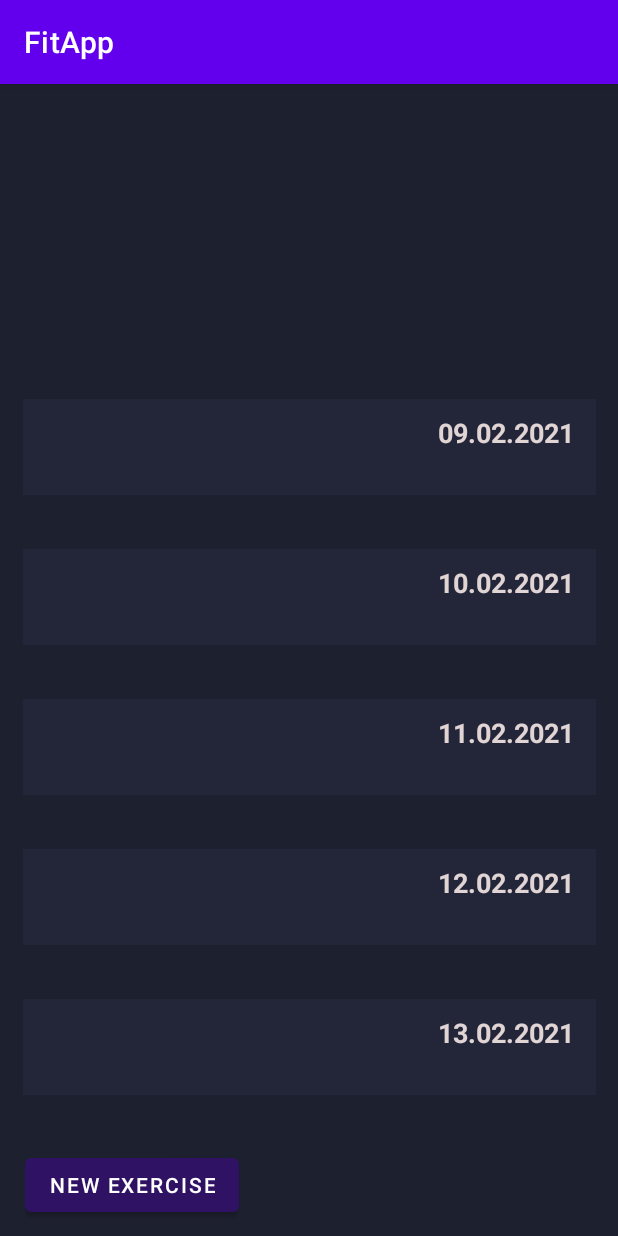
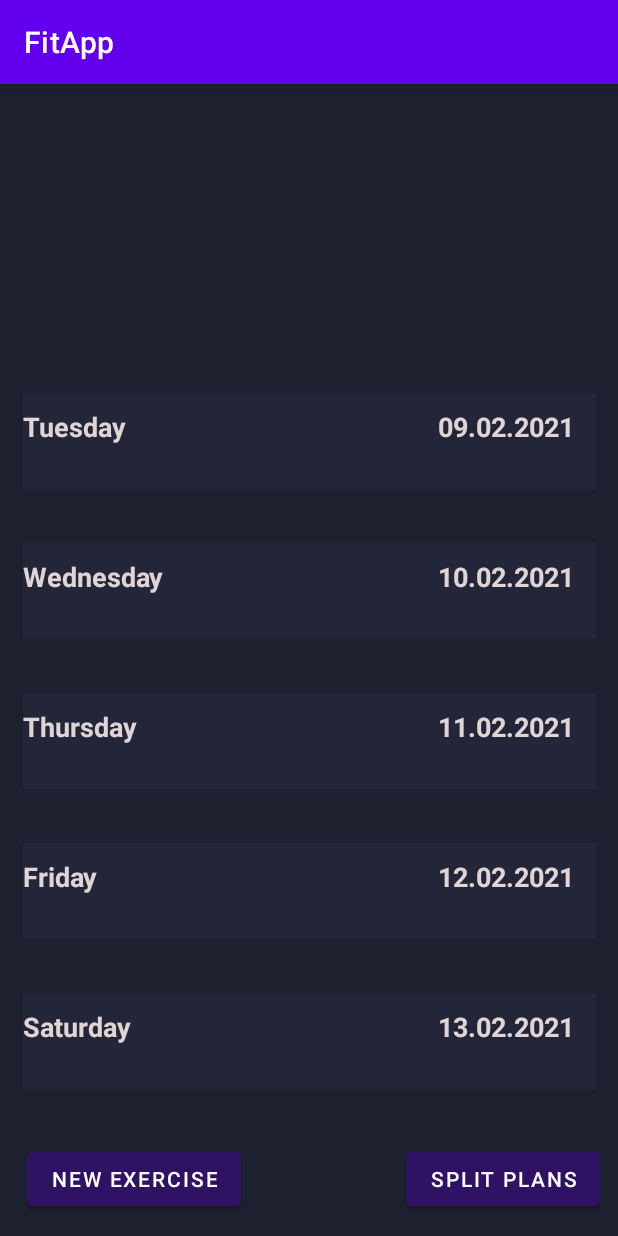
Before and after one commit to Lufthanse/FitApp, an Android app: the screen it shows after launch (MainActivity), on a phone screen of 412 x 824 dp. Run offline under Robolectric (Android 15) with nearby library versions, the phone set to English and light mode, and no system bars.

Commit message:
09.02.2021 23:10
Add Day of week and start with Recycler View

```diff
--- a/app/src/main/AndroidManifest.xml
+++ b/app/src/main/AndroidManifest.xml
@@ -9,7 +9,8 @@
         android:roundIcon="@mipmap/ic_launcher_round"
         android:supportsRtl="true"
         android:theme="@style/Theme.FitApp">
-        <activity android:name=".NewExercise"></activity>
+        <activity android:name=".SplitPlans"></activity>
+        <activity android:name=".NewExercise" />
         <activity android:name=".MainActivity">
             <intent-filter>
                 <action android:name="android.intent.action.MAIN" />
--- a/app/src/main/java/com/example/fitapp/MainActivity.java
+++ b/app/src/main/java/com/example/fitapp/MainActivity.java
@@ -20,7 +20,9 @@ public class MainActivity extends AppCompatActivity {
     protected Vector<Exercise> exercises = new Vector<Exercise>();
     protected static final String EXERCISES = "com.example.fitapp.EXERCISES";
     protected EditText dateToday, dateToday2, dateToday3, dateToday4, dateToday5;
+    protected EditText dofw, dofw2, dofw3, dofw4, dofw5;
     protected String dateText;
+    protected String dayText;
     protected int td_Year, td_Month, td_Day;
     protected String td_Year_str, td_Month_str, td_Day_str;
 
@@ -41,6 +43,17 @@ public class MainActivity extends AppCompatActivity {
         dateToday4.setBackgroundResource(android.R.color.transparent);
         dateToday5 = (EditText) findViewById(R.id.INP_DateToday5);
         dateToday5.setBackgroundResource(android.R.color.transparent);
+
+        dofw = (EditText) findViewById(R.id.INP_DayOW);
+        dofw.setBackgroundResource(android.R.color.transparent);
+        dofw2 = (EditText) findViewById(R.id.INP_DayOW2);
+        dofw2.setBackgroundResource(android.R.color.transparent);
+        dofw3 = (EditText) findViewById(R.id.INP_DayOW3);
+        dofw3.setBackgroundResource(android.R.color.transparent);
+        dofw4 = (EditText) findViewById(R.id.INP_DayOW4);
+        dofw4.setBackgroundResource(android.R.color.transparent);
+        dofw5 = (EditText) findViewById(R.id.INP_DayOW5);
+        dofw5.setBackgroundResource(android.R.color.transparent);
 
         // Get calendar for date
         Calendar calendar = Calendar.getInstance();
@@ -73,24 +86,56 @@ public class MainActivity extends AppCompatActivity {
             // Create text of EditTexts
             dateText = " " +td_Day_str + "." + td_Month_str + "." + td_Year_str;
 
+            td_Day = calendar.get(Calendar.DAY_OF_WEEK);
+
+            switch (td_Day){
+                case 1:
+                    dayText = "Sunday";
+                    break;
+                case 2:
+                    dayText = "Monday";
+                    break;
+                case 3:
+                    dayText = "Tuesday";
+                    break;
+                case 4:
+                    dayText = "Wednesday";
+                    break;
+                case 5:
+                    dayText = "Thursday";
+                    break;
+                case 6:
+                    dayText = "Friday";
+                    break;
+                case 7:
+                    dayText = "Saturday";
+                    break;
+            }
+
             // Switch on which Grid
             switch (i){
                 case 0:
                     dateToday.setText(dateText, TextView.BufferType.EDITABLE);
+                    dofw.setText(dayText, TextView.BufferType.EDITABLE);
                     break;
                 case 1:
                     dateToday2.setText(dateText, TextView.BufferType.EDITABLE);
+                    dofw2.setText(dayText, TextView.BufferType.EDITABLE);
                     break;
                 case 2:
                     dateToday3.setText(dateText, TextView.BufferType.EDITABLE);
+                    dofw3.setText(dayText, TextView.BufferType.EDITABLE);
                     break;
                 case 3:
                     dateToday4.setText(dateText, TextView.BufferType.EDITABLE);
+                    dofw4.setText(dayText, TextView.BufferType.EDITABLE);
                     break;
                 case 4:
                     dateToday5.setText(dateText, TextView.BufferType.EDITABLE);
+                    dofw5.setText(dayText, TextView.BufferType.EDITABLE);
                     break;
             }
+
 
             // Calendar remove grid number
             calendar.add(Calendar.DAY_OF_YEAR, (i * -1));
@@ -105,4 +150,10 @@ public class MainActivity extends AppCompatActivity {
         intent.putExtra(EXERCISES, exercises);
         startActivity(intent);
     }
+
+    public void splitPlans (View View){
+        // HaKi 09.02.2021 21:20 - Split plans
+        Intent intentSplit = new Intent(this, SplitPlans.class);
+        startActivity(intentSplit);
+    }
 }
--- a/app/src/main/res/layout/activity_main.xml
+++ b/app/src/main/res/layout/activity_main.xml
@@ -9,14 +9,14 @@
 
     <androidx.gridlayout.widget.GridLayout
         android:id="@+id/GridBottom"
-        android:layout_width="389dp"
-        android:layout_height="52dp"
+        android:layout_width="382dp"
+        android:layout_height="55dp"
         app:layout_constraintBottom_toBottomOf="parent"
         app:layout_constraintEnd_toEndOf="parent"
-        app:layout_constraintHorizontal_bias="0.727"
+        app:layout_constraintHorizontal_bias="0.589"
         app:layout_constraintStart_toStartOf="parent"
         app:layout_constraintTop_toTopOf="parent"
-        app:layout_constraintVertical_bias="0.992">
+        app:layout_constraintVertical_bias="0.991">
 
         <Button
             android:id="@+id/BTN_new_exercise"
@@ -26,6 +26,16 @@
             android:text="New exercise"
             app:backgroundTint="#2F1263"
             app:layout_column="0"
+            app:layout_row="0" />
+
+        <Button
+            android:id="@+id/BTN_split"
+            android:layout_width="wrap_content"
+            android:layout_height="wrap_content"
+            android:onClick="splitPlans"
+            android:text="Split plans"
+            app:backgroundTint="#2F1263"
+            app:layout_column="2"
             app:layout_row="0" />
     </androidx.gridlayout.widget.GridLayout>
 
@@ -48,8 +58,22 @@
             android:inputType="date"
             android:textColor="#E1D4D4"
             android:textStyle="bold"
-            app:layout_column="1"
+            app:layout_column="2"
             app:layout_row="0" />
+
+        <EditText
+            android:id="@+id/INP_DayOW2"
+            android:layout_width="110dp"
+            android:layout_height="wrap_content"
+            android:backgroundTint="@null"
+            android:ems="10"
+            android:enabled="false"
+            android:inputType="date"
+            android:textColor="#E1D4D4"
+            android:textStyle="bold"
+            app:layout_column="0"
+            app:layout_row="0" />
+
     </androidx.gridlayout.widget.GridLayout>
 
     <androidx.gridlayout.widget.GridLayout
@@ -71,7 +95,20 @@
             android:inputType="date"
             android:textColor="#E1D4D4"
             android:textStyle="bold"
-            app:layout_column="1"
+            app:layout_column="2"
+            app:layout_row="0" />
+
+        <EditText
+            android:id="@+id/INP_DayOW3"
+            android:layout_width="110dp"
+            android:layout_height="wrap_content"
+            android:backgroundTint="@null"
+            android:ems="10"
+            android:enabled="false"
+            android:inputType="date"
+            android:textColor="#E1D4D4"
+            android:textStyle="bold"
+            app:layout_column="0"
             app:layout_row="0" />
 
     </androidx.gridlayout.widget.GridLayout>
@@ -95,7 +132,20 @@
             android:inputType="date"
             android:textColor="#E1D4D4"
             android:textStyle="bold"
-            app:layout_column="1"
+            app:layout_column="2"
+            app:layout_row="0" />
+
+        <EditText
+            android:id="@+id/INP_DayOW4"
+            android:layout_width="110dp"
+            android:layout_height="wrap_content"
+            android:backgroundTint="@null"
+            android:ems="10"
+            android:enabled="false"
+            android:inputType="date"
+            android:textColor="#E1D4D4"
+            android:textStyle="bold"
+            app:layout_column="0"
             app:layout_row="0" />
 
     </androidx.gridlayout.widget.GridLayout>
@@ -119,7 +169,20 @@
             android:inputType="date"
             android:textColor="#E1D4D4"
             android:textStyle="bold"
-            app:layout_column="1"
+            app:layout_column="2"
+            app:layout_row="0" />
+
+        <EditText
+            android:id="@+id/INP_DayOW5"
+            android:layout_width="110dp"
+            android:layout_height="wrap_content"
+            android:backgroundTint="@null"
+            android:ems="10"
+            android:enabled="false"
+            android:inputType="date"
+            android:textColor="#E1D4D4"
+            android:textStyle="bold"
+            app:layout_column="0"
             app:layout_row="0" />
     </androidx.gridlayout.widget.GridLayout>
 
@@ -143,8 +206,22 @@
             android:inputType="date"
             android:textColor="#E1D4D4"
             android:textStyle="bold"
-            app:layout_column="1"
+            app:layout_column="2"
             app:layout_row="0" />
+
+        <EditText
+            android:id="@+id/INP_DayOW"
+            android:layout_width="110dp"
+            android:layout_height="wrap_content"
+            android:backgroundTint="@null"
+            android:ems="10"
+            android:enabled="false"
+            android:inputType="date"
+            android:textColor="#E1D4D4"
+            android:textStyle="bold"
+            app:layout_column="0"
+            app:layout_row="0" />
+
     </androidx.gridlayout.widget.GridLayout>
 
 </androidx.constraintlayout.widget.ConstraintLayout>
--- a/build.gradle
+++ b/build.gradle
@@ -16,6 +16,9 @@ allprojects {
     repositories {
         google()
         jcenter()
+        maven {
+            url "https://maven.google.com"
+        }
     }
 }
 
```
Also changed, not shown: app/src/main/java/com/example/fitapp/SplitPlanItem.java (added, +25 -0 lines), app/src/main/java/com/example/fitapp/SplitPlans.java (added, +20 -0 lines), app/src/main/res/drawable/ic_receipt.xml (added, +22 -0 lines), app/src/main/res/layout/activity_split_plans.xml (added, +19 -0 lines), app/src/main/res/layout/split_plan_item.xml (added, +47 -0 lines).
